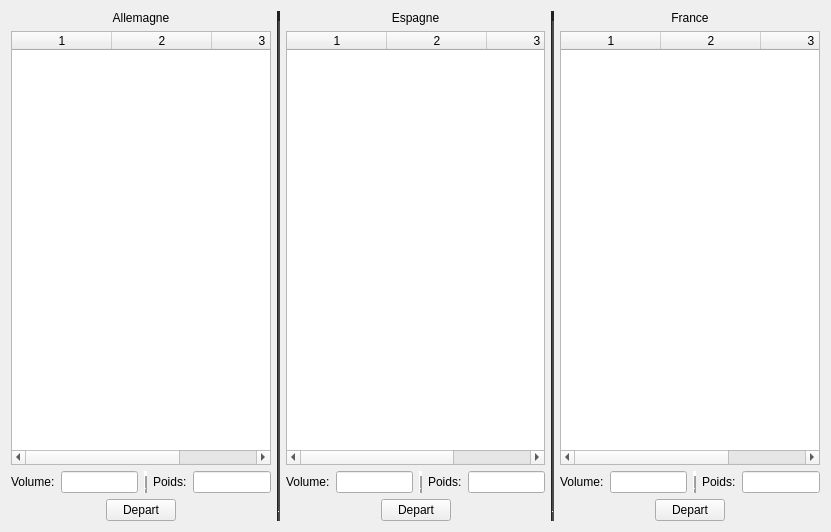
Old version of the form serveurLivraison/widget.ui in the repository dnalexen/livraisonColis.
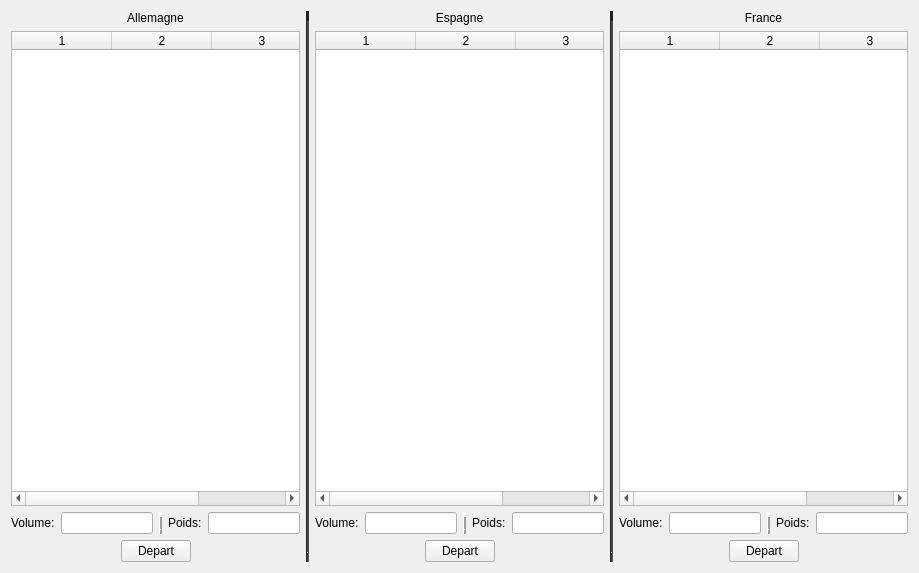
New version of the form.

The edit to the form file:
```diff
--- a/serveurLivraison/widget.ui
+++ b/serveurLivraison/widget.ui
@@ -6,8 +6,8 @@
    <rect>
     <x>0</x>
     <y>0</y>
-    <width>831</width>
-    <height>532</height>
+    <width>919</width>
+    <height>573</height>
    </rect>
   </property>
   <property name="windowTitle">
```
